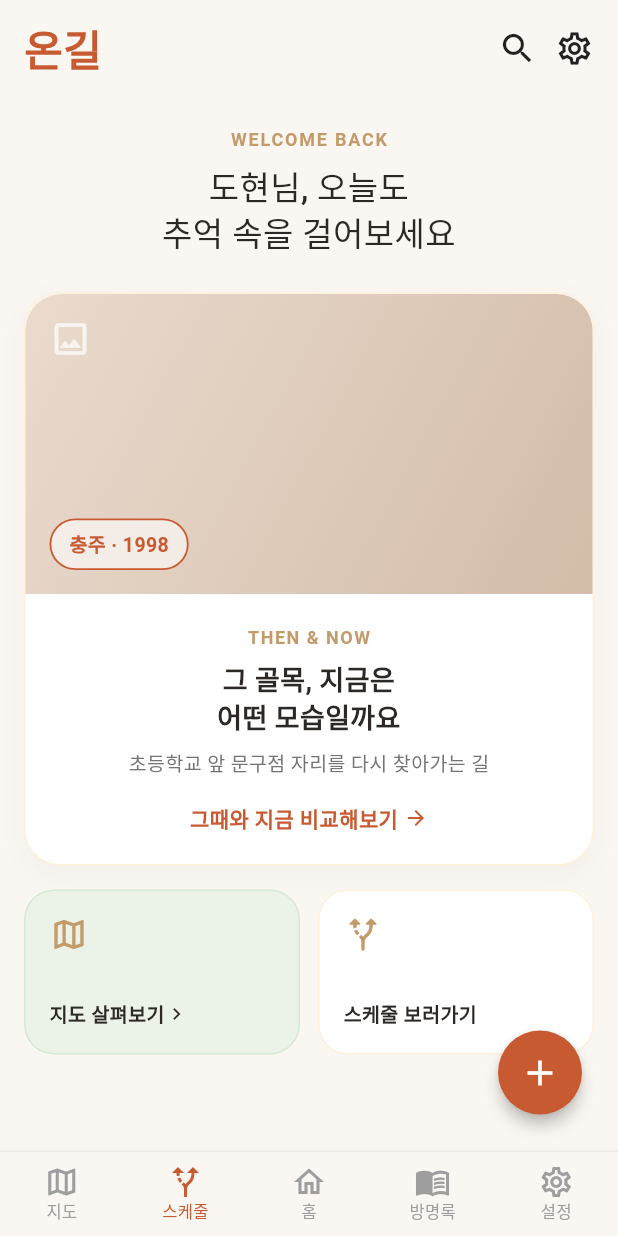
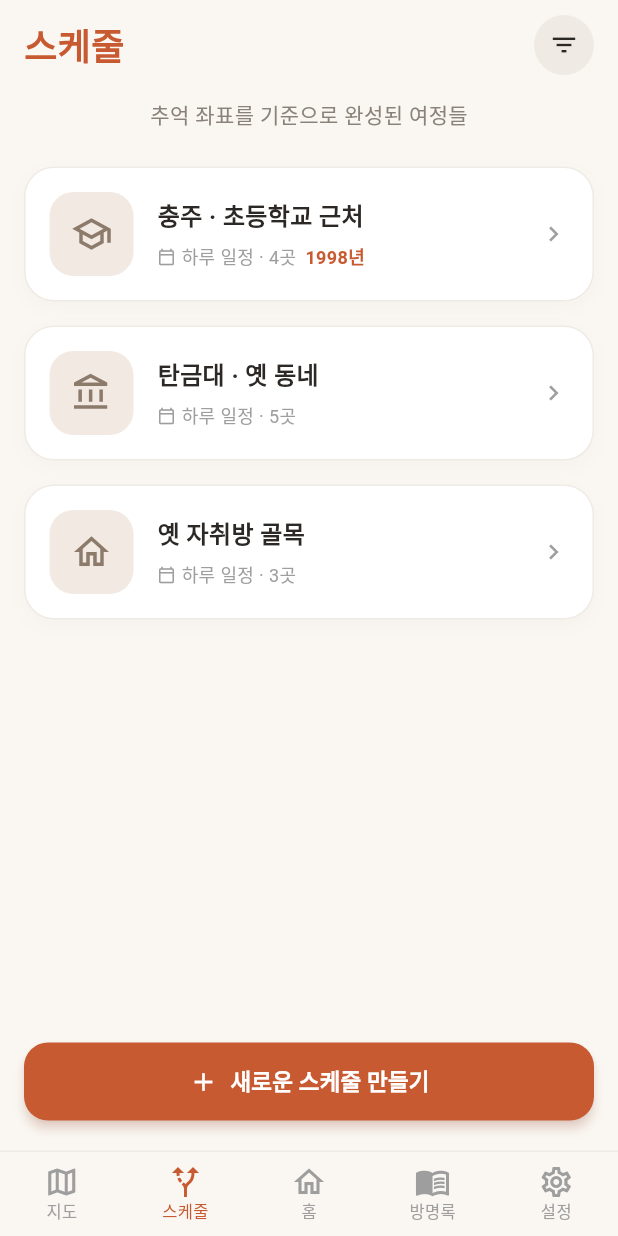
Before and after one commit to Sean-Kim-27/OnGil, a Flutter app: the screen it shows after launch, item 2 of the bottom bar chosen, on a phone screen of 412 x 824 dp. Run offline on Flutter 3.47's test engine with Material 3 defaults, Android fonts, the phone set to English and light mode, and no system bars.

Commit message:
feat: add schedule main screen

```diff
--- a/Frontend/ongil/lib/main.dart
+++ b/Frontend/ongil/lib/main.dart
@@ -1,6 +1,7 @@
 import 'package:flutter/material.dart';
 // 1. 방금 만든 home_screen.dart 파일을 가져오기 (import)
 import './screens/home_screen.dart';
+import './screens/Ai_schedule_working.dart';
 
 void main() {
   runApp(const MyApp());
--- /dev/null
+++ b/Frontend/ongil/lib/screens/Ai_schedule_working.dart
@@ -0,0 +1,104 @@
+import 'dart:async'; // Timer를 사용하기 위해 필요!
+import 'package:flutter/material.dart';
+
+class AiScheduleWorking extends StatefulWidget {
+  const AiScheduleWorking({super.key});
+
+  @override
+  State<AiScheduleWorking> createState() => _AiScheduleWorkingState();
+}
+
+class _AiScheduleWorkingState extends State<AiScheduleWorking> {
+  // 1. 순차적으로 보여줄 문구 리스트
+  final List<String> _loadingTexts = [
+    '충주시 대소원면 반경 5km를 살펴보는 중...',
+    '그때 그 골목 주변 맛집을 찾고 있어요',
+    '숙소와 이동 경로를 계산하는 중이에요',
+    '하루 일정으로 정리하고 있어요',
+  ];
+
+  int _currentIndex = 0; // 현재 보여줄 문구의 인덱스
+  Timer? _timer;         // 타이머 객체
+
+  @override
+  void initState() {
+    super.initState();
+    // 2. 화면이 켜지면 3초마다 인덱스를 바꿔주는 타이머 가동!
+    _timer = Timer.periodic(const Duration(milliseconds: 3000), (timer) {
+      setState(() {
+        // 리스트 끝에 도달하면 마지막 문구 유지 (원하면 % 연산으로 반복도 가능)
+        if (_currentIndex < _loadingTexts.length - 1) {
+          _currentIndex++;
+        } else {
+          _timer?.cancel(); // 다 돌면 타이머 종료 (나중에 여기서 다음 화면으로 이동!)
+        }
+      });
+    });
+  }
+
+  @override
+  void dispose() {
+    _timer?.cancel(); // 화면이 닫힐 때 타이머 메모리 해제!
+    super.dispose();
+  }
+
+  @override
+  Widget build(BuildContext context) {
+    return Scaffold(
+      backgroundColor: const Color(0xFFE8DFD1), // 시안에 맞춰 약간 따뜻한 크림톤 조율
+      body: Center(
+        child: Column(
+          mainAxisAlignment: MainAxisAlignment.center,
+          children: [
+            // [상단 고정 주황색 타이틀]
+            const Text(
+              '당신의 추억 속\n골목을 걷고 있어요',
+              textAlign: TextAlign.center,
+              style: TextStyle(
+                fontSize: 22,
+                fontWeight: FontWeight.bold,
+                color: Color(0xFFC85A32), // 온길 주황색
+                height: 1.3,
+              ),
+            ),
+
+            const SizedBox(height: 32),
+
+            // [하단 슬라이드 전환 서브 문구]
+            // AnimatedSwitcher가 글자가 바뀔 때 스스륵(Fade+Slide) 연출을 해줌!
+            AnimatedSwitcher(
+              duration: const Duration(milliseconds: 600), // 전환 속도 (0.6초)
+              transitionBuilder: (Widget child, Animation<double> animation) {
+                // 아래에서 위로 살짝 올라오는 슬라이드 + 페이드 효과
+                final offsetAnimation = Tween<Offset>(
+                  begin: const Offset(0.0, 0.5), // 약간 아래에서 시작
+                  end: Offset.zero,
+                ).animate(animation);
+
+                return FadeTransition(
+                  opacity: animation,
+                  child: SlideTransition(
+                    position: offsetAnimation,
+                    child: child,
+                  ),
+                );
+              },
+              // ValueKey를 쥐여줘야 글자가 바뀌었음을 인식하고 애니메이션을 돌려!
+              child: Text(
+                _loadingTexts[_currentIndex],
+                key: ValueKey<int>(_currentIndex),
+                textAlign: TextAlign.center,
+                style: const TextStyle(
+                  fontSize: 14,
+                  fontWeight: FontWeight.w500,
+                  color: Color(0xFF332A24), // 짙은 워시드 다크그레이
+                  height: 1.4,
+                ),
+              ),
+            ),
+          ],
+        ),
+      ),
+    );
+  }
+}
--- /dev/null
+++ b/Frontend/ongil/lib/screens/Schedule_list_screen.dart
@@ -0,0 +1,212 @@
+import 'package:flutter/material.dart';
+
+class ScheduleListScreen extends StatelessWidget {
+  const ScheduleListScreen({super.key});
+
+  @override
+  Widget build(BuildContext context) {
+    return Scaffold(
+      backgroundColor: const Color(0xFFFAF7F2), // 크림 배경색
+      body: SafeArea(
+        child: Column(
+          children: [
+            // 1. 상단 헤더 (타이틀 + 오른쪽 동그란 필터 버튼)
+            SizedBox(height: 10),
+            Row(
+              mainAxisAlignment: MainAxisAlignment.spaceBetween,
+              children: [
+                const Text(
+                  '스케줄',
+                  style: TextStyle(
+                    fontSize: 24,
+                    fontWeight: FontWeight.bold,
+                    color: Color(0xFFC85A32), // 온길 주황색
+                  ),
+                ),
+                // 필터 버튼
+                Container(
+                  width: 40,
+                  height: 40,
+                  decoration: BoxDecoration(
+                    color: const Color(0xFFEFEBE4),
+                    shape: BoxShape.circle,
+                  ),
+                  child: const Icon(
+                    Icons.filter_list,
+                    color: Color(0xFF2C2825),
+                    size: 20,
+                  ),
+                ),
+              ],
+            ),
+
+            const SizedBox(height: 16),
+            // 2. 서브 타이틀
+            const Text(
+              '추억 좌표를 기준으로 완성된 여정들',
+              style: TextStyle(fontSize: 14, color: Color(0xFF8A827A)),
+            ),
+
+            const SizedBox(height: 24),
+
+            // 3. 스케줄 카드 리스트 (스크롤 가능)
+            Expanded(
+              child: ListView(
+                children: const [
+                  _ScheduleCard(
+                    icon: Icons.school_outlined,
+                    title: '충주 · 초등학교 근처',
+                    duration: '하루 일정 · 4곳',
+                    year: '1998년',
+                  ),
+                  SizedBox(height: 16),
+                  _ScheduleCard(
+                    icon: Icons.account_balance_outlined,
+                    title: '탄금대 · 옛 동네',
+                    duration: '하루 일정 · 5곳',
+                  ),
+                  SizedBox(height: 16),
+                  _ScheduleCard(
+                    icon: Icons.home_outlined,
+                    title: '옛 자취방 골목',
+                    duration: '하루 일정 · 3곳',
+                  ),
+                ],
+              ),
+            ),
+
+            // 4. 하단 "+ 새로운 스케줄 만들기" 버튼
+            Padding(
+              padding: const EdgeInsets.symmetric(vertical: 20.0),
+              child: SizedBox(
+                width: double.infinity,
+                height: 52,
+                child: ElevatedButton(
+                  onPressed: () {},
+                  style: ElevatedButton.styleFrom(
+                    backgroundColor: const Color(0xFFC85A32),
+                    elevation: 3,
+                    shadowColor: const Color(0xFFC85A32).withOpacity(0.4),
+                    shape: RoundedRectangleBorder(
+                      borderRadius: BorderRadius.circular(16),
+                    ),
+                  ),
+                  child: Row(
+                    mainAxisAlignment: MainAxisAlignment.center,
+                    children: const [
+                      Icon(Icons.add, color: Colors.white, size: 20),
+                      SizedBox(width: 8),
+                      Text(
+                        '새로운 스케줄 만들기',
+                        style: TextStyle(
+                          fontSize: 15,
+                          fontWeight: FontWeight.bold,
+                          color: Colors.white,
+                        ),
+                      ),
+                    ],
+                  ),
+                ),
+              ),
+            ),
+          ],
+        ),
+      ),
+    );
+  }
+}
+
+// 📦 카드 하나를 담당하는 재사용 위젯
+class _ScheduleCard extends StatelessWidget {
+  final IconData icon;
+  final String title;
+  final String duration;
+  final String? year; // 연도는 선택사항(nullable)
+
+  const _ScheduleCard({
+    required this.icon,
+    required this.title,
+    required this.duration,
+    this.year,
+  });
+
+  @override
+  Widget build(BuildContext context) {
+    return Container(
+      padding: const EdgeInsets.all(16),
+      decoration: BoxDecoration(
+        color: Colors.white,
+        borderRadius: BorderRadius.circular(20),
+        border: Border.all(color: const Color(0xFFEFEBE4)),
+        boxShadow: [
+          BoxShadow(
+            color: Colors.black.withOpacity(0.02),
+            blurRadius: 10,
+            offset: const Offset(0, 4),
+          ),
+        ],
+      ),
+      child: Row(
+        children: [
+          // 왼쪽 아이콘 상자
+          Container(
+            width: 56,
+            height: 56,
+            decoration: BoxDecoration(
+              color: const Color(0xFFEADBCE).withOpacity(0.6),
+              borderRadius: BorderRadius.circular(16),
+            ),
+            child: Icon(icon, color: const Color(0xFF8C7A6B), size: 28),
+          ),
+          const SizedBox(width: 16),
+
+          // 중앙 텍스트 영역
+          Expanded(
+            child: Column(
+              crossAxisAlignment: CrossAxisAlignment.start,
+              children: [
+                Text(
+                  title,
+                  style: const TextStyle(
+                    fontSize: 16,
+                    fontWeight: FontWeight.bold,
+                    color: Color(0xFF2C2825),
+                  ),
+                ),
+                const SizedBox(height: 6),
+                Row(
+                  children: [
+                    const Icon(
+                      Icons.calendar_today_outlined,
+                      size: 12,
+                      color: Colors.grey,
+                    ),
+                    const SizedBox(width: 4),
+                    Text(
+                      duration,
+                      style: const TextStyle(fontSize: 12, color: Colors.grey),
+                    ),
+                    if (year != null) ...[
+                      const SizedBox(width: 6),
+                      Text(
+                        year!,
+                        style: const TextStyle(
+                          fontSize: 12,
+                          fontWeight: FontWeight.bold,
+                          color: Color(0xFFC85A32),
+                        ),
+                      ),
+                    ],
+                  ],
+                ),
+              ],
+            ),
+          ),
+
+          // 오른쪽 화살표
+          const Icon(Icons.chevron_right, color: Colors.grey, size: 20),
+        ],
+      ),
+    );
+  }
+}
--- a/Frontend/ongil/lib/screens/home_screen.dart
+++ b/Frontend/ongil/lib/screens/home_screen.dart
@@ -2,6 +2,8 @@ import 'package:flutter/material.dart';
 import '../widgets/top_header.dart';
 import '../widgets/main_feature_card.dart';
 import '../widgets/quick_action_cards.dart';
+import 'Ai_schedule_working.dart';
+import 'Schedule_list_screen.dart';
 
 class HomeScreen extends StatefulWidget {
   const HomeScreen({super.key});
@@ -11,59 +13,58 @@ class HomeScreen extends StatefulWidget {
 }
 
 class _HomeScreenState extends State<HomeScreen> {
-  // 현재 선택된 하단 탭 인덱스 (0: 지도, 1: 스케줄, 2: 홈, 3: 방명록, 4: 설정)
-  int _selectedIndex = 2;
+  int _selectedIndex = 2; // 기본 탭: 홈(2번)
 
-  // 테마 색상 상수로 정의
-  static const Color primaryColor = Color(0xFFC85A32); // 온길 주황색
-  static const Color bgColor = Color(0xFFFAF7F2);      // 크림 배경색
+  // 1. 各 탭에 보여줄 화면 리스트
+  List<Widget> get _pages => [
+        const Center(child: Text('지도 화면')),          // 0번 탭
+        const ScheduleListScreen(),                   // 1번 탭 (⭐ 스케줄 화면!)
+        _buildHomeContent(),                          // 2번 탭 (기존 홈 메인)
+        const Center(child: Text('방명록 화면')),        // 3번 탭
+        const Center(child: Text('설정 화면')),          // 4번 탭
+      ];
+
+  static const Color primaryColor = Color(0xFFC85A32); // 온길 시그니처 테라코타 오렌지
+  static const Color bgColor = Color(0xFFFAF7F2);
 
   @override
   Widget build(BuildContext context) {
     return Scaffold(
-      backgroundColor: bgColor,
+      backgroundColor: const Color(0xFFFAF7F2),
 
-      // 1. 메인 컨텐츠 영역 (스크롤 가능하게 SingleChildScrollView로 감쌈)
+      // ⭐ 현재 선택된 탭에 맞춰 화면을 띄워줌! (하단 바는 고정 유지)
       body: SafeArea(
-        child: SingleChildScrollView(
-          child: Padding(
-            padding: const EdgeInsets.symmetric(horizontal: 16.0),
-            child: Column(
-              children: const [
-                TopHeader(),             // 1) 상단 로고 & 아이콘
-                SizedBox(height: 20),
-                _GreetingSection(),      // 2) 환영 문구 (아래 분리)
-                SizedBox(height: 24),
-                MainFeatureCard(),       // 3) 메인 추억 카드
-                SizedBox(height: 16),
-                QuickActionCards(),      // 4) 하단 퀵 링크 2개
-                SizedBox(height: 20),
-              ],
-            ),
-          ),
+        child: Padding(
+          padding: const EdgeInsets.symmetric(horizontal: 16.0),
+          child: _pages[_selectedIndex],
         ),
       ),
 
-      // 2. 우측 하단 주황색 플러스(+) 플로팅 버튼
-      floatingActionButton: Padding(
-        padding: const EdgeInsets.only(bottom: 8.0, right: 8.0),
-        child: FloatingActionButton(
-          onPressed: () {
-            print('플러스 버튼 클릭됨!');
-          },
-          backgroundColor: primaryColor,
-          elevation: 4,
-          shape: const CircleBorder(), // 완전한 동그라미 모양
-          child: const Icon(Icons.add, color: Colors.white, size: 28),
-        ),
-      ),
-
-      // 3. 하단 5개 탭 네비게이션 바
       bottomNavigationBar: _buildBottomNavigationBar(),
     );
   }
 
-  // 하단 네비게이션 바 생성 함수
+  // 기존 홈 화면 내용 (독립 위젯 함수로 정리)
+  Widget _buildHomeContent() {
+    return SingleChildScrollView(
+      child: Column(
+        children: [
+          const TopHeader(),
+          const SizedBox(height: 20),
+          const _GreetingSection(),
+          const SizedBox(height: 24),
+          const MainFeatureCard(),
+          const SizedBox(height: 16),
+
+          // 퀵 액션 카드에서 스케줄 누르면 로딩 띄우기 예시
+          QuickActionCards(),
+          const SizedBox(height: 20),
+        ],
+      ),
+    );
+  }
+
+  // 하단 네비게이션 바 클릭 로직
   Widget _buildBottomNavigationBar() {
     return Container(
       decoration: const BoxDecoration(
@@ -71,9 +72,9 @@ class _HomeScreenState extends State<HomeScreen> {
       ),
       child: BottomNavigationBar(
         currentIndex: _selectedIndex,
-        onTap: (index) {
+        onTap: (index) async {
           setState(() {
-            _selectedIndex = index; // 탭 클릭 시 상태 변경 & 화면 새로고침!
+            _selectedIndex = index;
           });
         },
         type: BottomNavigationBarType.fixed, // 탭 5개 이상일 때 모양 유지
```
